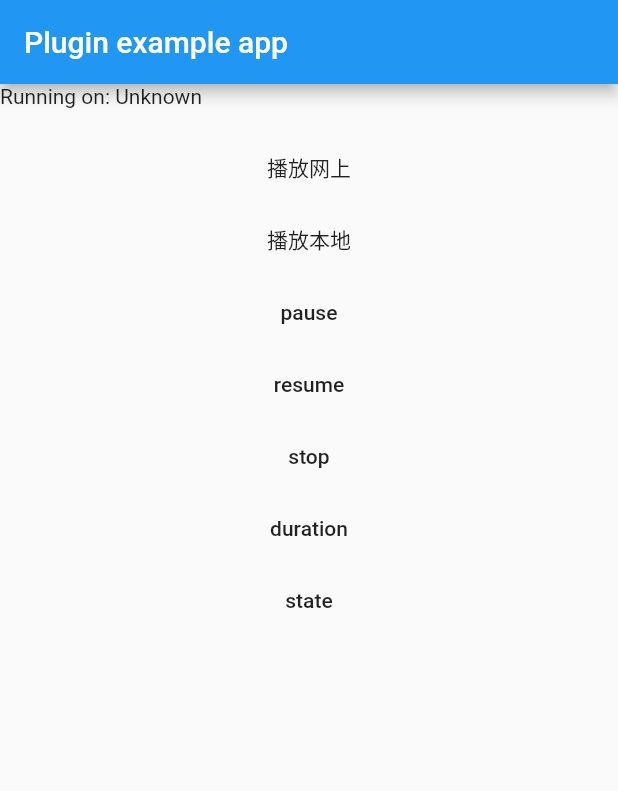
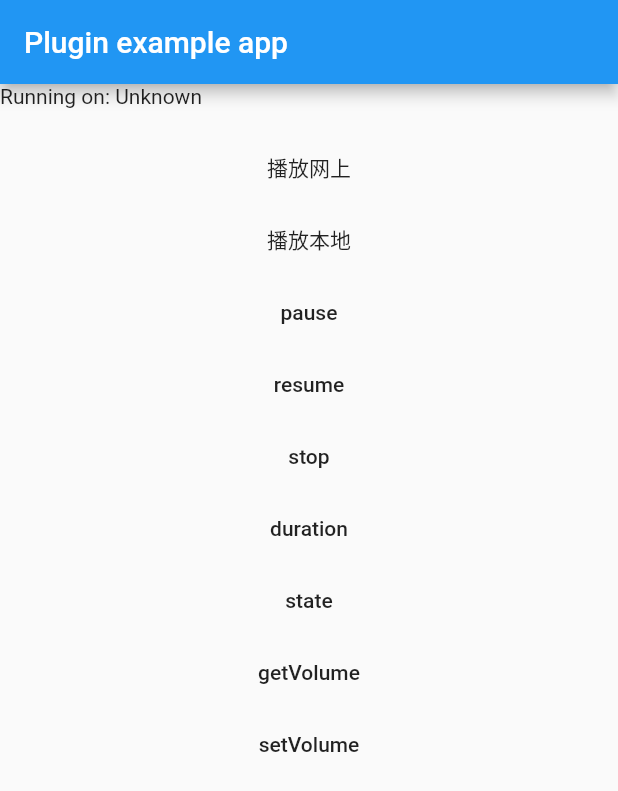
Before and after one commit to eatbye/flutter_media_player, a Flutter app: the screen it shows after launch, on a phone screen of 412 x 824 dp. Shown: the top 791 px of the screen. Run offline on Flutter 3.47's test engine with Material 2 defaults, Android fonts, the phone set to English and light mode, and no system bars.

Commit message:
增加音量值获取和设置功能，需要再真机上进行测试

```diff
--- a/example/lib/main.dart
+++ b/example/lib/main.dart
@@ -100,7 +100,23 @@ class _MyAppState extends State<MyApp> {
               print(result);
             },
             child: Text('state'),
-          )
+          ),
+
+          FlatButton(
+            onPressed: () async {
+              var result = await FlutterMediaPlayer.getVolume();
+              print(result);
+            },
+            child: Text('getVolume'),
+          ),
+
+          FlatButton(
+            onPressed: () async {
+              var result = await FlutterMediaPlayer.setVolume(0.5);
+              print(result);
+            },
+            child: Text('setVolume'),
+          ),
 
 
         ],)
--- a/lib/flutter_media_player.dart
+++ b/lib/flutter_media_player.dart
@@ -56,6 +56,20 @@ class FlutterMediaPlayer {
     return res;
   }
 
+  static Future<double> getVolume() async {
+    var res = await _channel.invokeMethod('getVolume');
+    return res;
+  }
+
+  static Future<double> setVolume(volume) async {
+    final Map<String, dynamic> params = <String, dynamic>{
+      'volume': volume,
+    };
+
+    var res = await _channel.invokeMethod('setVolume', params);
+    return res;
+  }
+
   static Future<bool> seek(time) async {
     final Map<String, dynamic> params = <String, dynamic>{
       'time': time,
```
Also changed, not shown: 1 other file.
